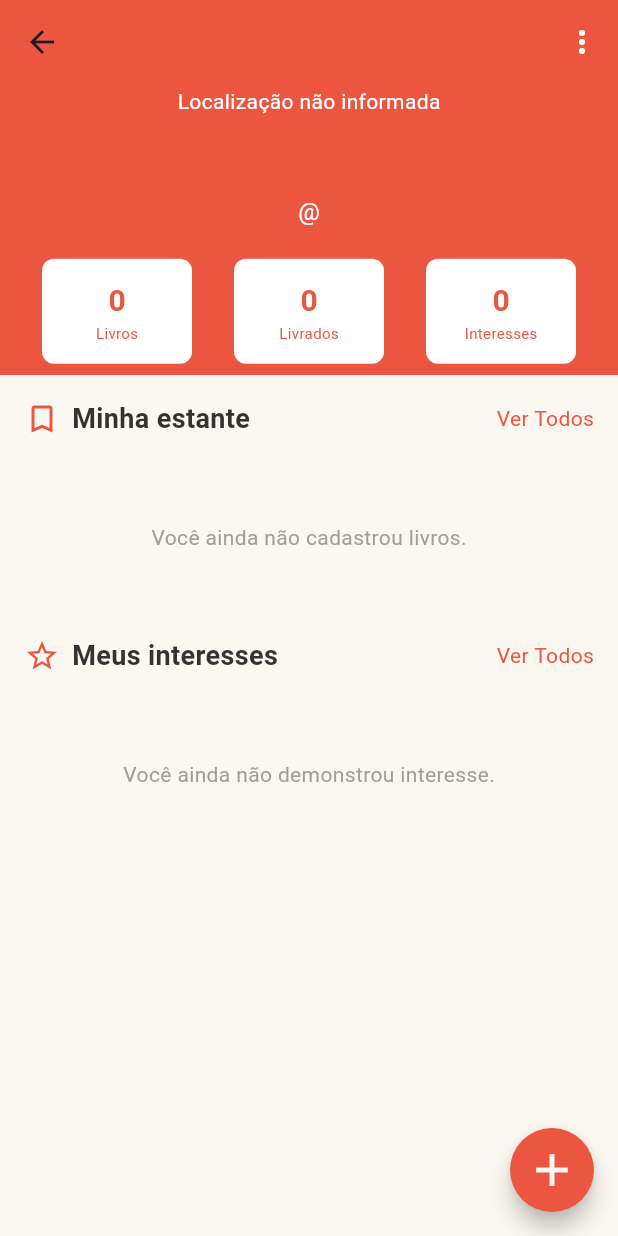
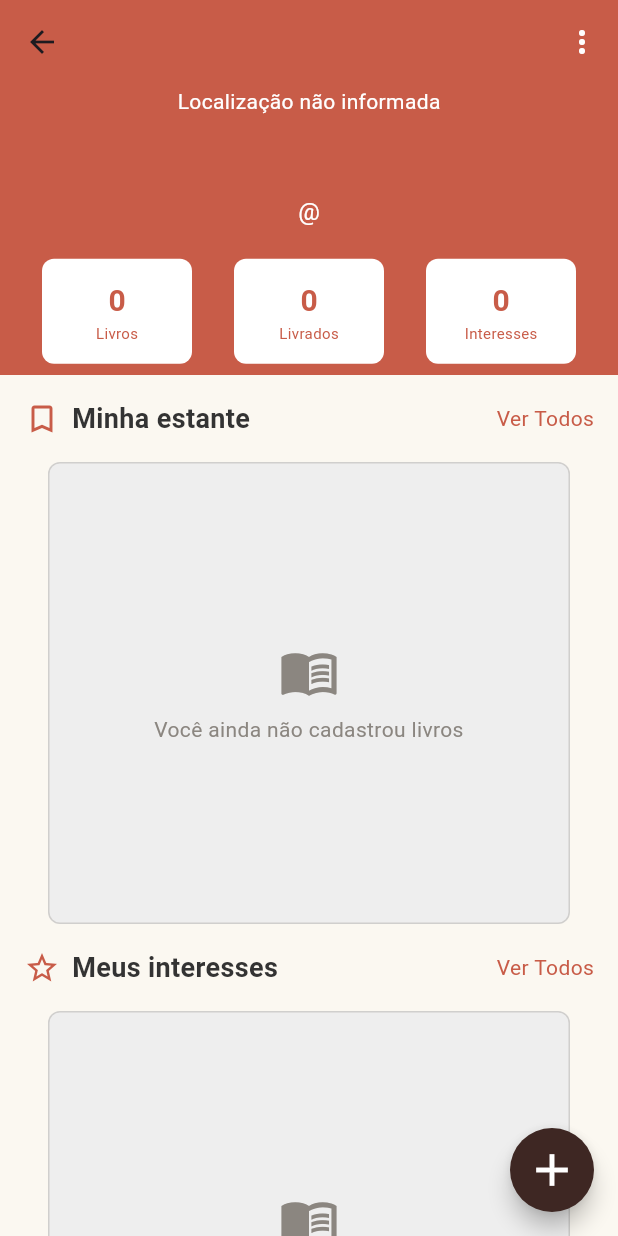
Before and after one commit to andrey-cruz/me_livrei, a Flutter app: the ProfileScreen screen opened directly, on a phone screen of 412 x 824 dp. Run offline on Flutter 3.47's test engine with Material 3 defaults, Android fonts, the phone set to English and light mode, and no system bars; our stand-ins replace cloud_firestore, firebase_auth, firebase_core, flutter_svg, mask_text_input_formatter; accounts and stored records are empty; generated files the repository leaves out were written again.

Commit message:
style: standardize profile screen colors and fix FAB icon

```diff
--- a/lib/screens/profile_screen.dart
+++ b/lib/screens/profile_screen.dart
@@ -7,7 +7,7 @@ import '../widgets/book_card.dart';
 import '../services/auth_service.dart';
 import '../services/user_service.dart';
 import '../services/book_service.dart';
-import '../services/interest_service.dart'; // NOVO IMPORT
+import '../services/interest_service.dart';
 import '../constants/location_helper.dart';
 import 'add_book_screen.dart';
 import 'book_detail_screen.dart';
@@ -25,11 +25,11 @@ class ProfileScreen extends StatefulWidget {
 class _ProfileScreenState extends State<ProfileScreen> {
   final UserService _userService = UserService();
   final BookService _bookService = BookService();
-  final InterestService _interestService = InterestService(); // NOVO SERVIÇO
+  final InterestService _interestService = InterestService();
 
   UserModel? _currentUser;
   List<Book> _myBooks = [];
-  List<Book> _interestedBooks = []; // NOVA LISTA
+  List<Book> _interestedBooks = [];
   bool _isLoading = true;
   String? _error;
   String _locationText = 'Carregando...';
@@ -53,13 +53,8 @@ class _ProfileScreenState extends State<ProfileScreen> {
         return;
       }
 
-      // 1. Carregar Usuário
       final user = await _userService.getUser(uid);
-
-      // 2. Carregar Meus Livros (Estante)
       final myBooks = await _bookService.getUserBooks(uid);
-
-      // 3. Carregar Meus Interesses (NOVA LÓGICA)
       final interestedIds = await _interestService.getUserInterestedBookIds(uid);
       final interestedBooks = await _bookService.getBooksByIds(interestedIds);
 
@@ -75,7 +70,7 @@ class _ProfileScreenState extends State<ProfileScreen> {
         setState(() {
           _currentUser = user;
           _myBooks = myBooks;
-          _interestedBooks = interestedBooks; // Atualiza a lista de interesses
+          _interestedBooks = interestedBooks;
           _locationText = location;
           _isLoading = false;
         });
@@ -127,17 +122,36 @@ class _ProfileScreenState extends State<ProfileScreen> {
     if (mounted) setState(() => _locationText = loc);
   }
 
-  // LÓGICA DE CONSTRUÇÃO DA LISTA (Atualizada)
   Widget _buildBookList(List<Book> books, {required bool isMyShelf}) {
     if (books.isEmpty) {
+      String emptyMessage = isMyShelf
+          ? 'Você ainda não cadastrou livros'
+          : 'Você ainda não demonstrou interesse';
+
       return Container(
-        height: 100,
+        height: 308,
+        width: double.infinity,
         alignment: Alignment.center,
-        child: Text(
-          isMyShelf
-              ? 'Você ainda não cadastrou livros.'
-              : 'Você ainda não demonstrou interesse.',
-          style: const TextStyle(color: Colors.grey),
+        margin: const EdgeInsets.symmetric(horizontal: 32),
+        decoration: BoxDecoration(
+          color: Colors.grey[200],
+          borderRadius: BorderRadius.circular(8),
+          border: Border.all(color: AppColors.cinzaPoeira.withOpacity(0.3)),
+        ),
+        child: Column(
+          mainAxisAlignment: MainAxisAlignment.center,
+          children: [
+            const Icon(Icons.menu_book, size: 40, color: AppColors.cinzaPoeira),
+            const SizedBox(height: 8),
+            Text(
+              emptyMessage,
+              textAlign: TextAlign.center,
+              style: const TextStyle(
+                color: AppColors.cinzaPoeira,
+                fontSize: 14,
+              ),
+            ),
+          ],
         ),
       );
     }
@@ -160,11 +174,10 @@ class _ProfileScreenState extends State<ProfileScreen> {
                 MaterialPageRoute(
                   builder: (context) => BookDetailScreen(
                     book: book,
-                    isOwner: isMyShelf, // Se for minha estante, sou dono. Se for interesse, não.
+                    isOwner: isMyShelf,
                   ),
                 ),
               );
-              // Recarrega os dados ao voltar (para atualizar caso tenha removido interesse)
               if (mounted) _loadUserData();
             },
           );
@@ -222,9 +235,10 @@ class _ProfileScreenState extends State<ProfileScreen> {
             _loadUserData();
           }
         },
-        backgroundColor: const Color(0xFFEC5641),
+        // --- COR ALTERADA PARA DAR CONTRASTE (MARROM) ---
+        backgroundColor: const Color(0xFF3E2723),
         shape: const CircleBorder(),
-        child: const Icon(Icons.add, size: 36, color: AppColors.begePapel),
+        child: const Icon(Icons.add, size: 36, color: Colors.white),
       ),
       body: CustomScrollView(
         slivers: [
@@ -232,10 +246,10 @@ class _ProfileScreenState extends State<ProfileScreen> {
             expandedHeight: 250.0,
             floating: false,
             pinned: true,
-            backgroundColor: const Color(0xFFFBF8F1),
+            backgroundColor: AppColors.terracotaQueimado,
             flexibleSpace: FlexibleSpaceBar(
               background: Container(
-                color: const Color(0xFFEC5641),
+                color: AppColors.terracotaQueimado,
                 child: Column(
                   mainAxisAlignment: MainAxisAlignment.center,
                   children: [
@@ -315,7 +329,6 @@ class _ProfileScreenState extends State<ProfileScreen> {
           ),
           SliverList(
             delegate: SliverChildListDelegate([
-              // MINHA ESTANTE
               _buildSectionHeader(
                 'Minha estante',
                 Icons.bookmark_border,
@@ -333,7 +346,6 @@ class _ProfileScreenState extends State<ProfileScreen> {
               ),
               _buildBookList(_myBooks, isMyShelf: true),
 
-              // MEUS INTERESSES
               _buildSectionHeader('Meus interesses', Icons.star_border, () {
                 Navigator.push(
                   context,
@@ -356,7 +368,6 @@ class _ProfileScreenState extends State<ProfileScreen> {
   }
 }
 
-// Widgets Auxiliares
 Widget _buildStatColumn(String count, String label) {
   return Container(
     width: 100,
@@ -371,14 +382,14 @@ Widget _buildStatColumn(String count, String label) {
         Text(
           count,
           style: const TextStyle(
-            color: Color(0xFFEC5641),
+            color: AppColors.terracotaQueimado,
             fontSize: 20,
             fontWeight: FontWeight.bold,
           ),
         ),
         Text(
           label,
-          style: const TextStyle(color: Color(0xFFEC5641), fontSize: 10),
+          style: const TextStyle(color: AppColors.terracotaQueimado, fontSize: 10),
         ),
       ],
     ),
@@ -390,7 +401,7 @@ Widget _buildSectionHeader(String title, IconData icon, VoidCallback onTap) {
     padding: const EdgeInsets.all(16.0),
     child: Row(
       children: [
-        Icon(icon, color: const Color(0xFFEC5641)),
+        Icon(icon, color: AppColors.terracotaQueimado),
         const SizedBox(width: 8),
         Text(
           title,
@@ -405,7 +416,7 @@ Widget _buildSectionHeader(String title, IconData icon, VoidCallback onTap) {
           onTap: onTap,
           child: const Text(
             'Ver Todos',
-            style: TextStyle(color: Color(0xFFEC5641), fontSize: 14),
+            style: TextStyle(color: AppColors.terracotaQueimado, fontSize: 14),
           ),
         ),
       ],
```
Also changed, not shown: lib/screens/home_screen.dart (+112 -56 lines).
